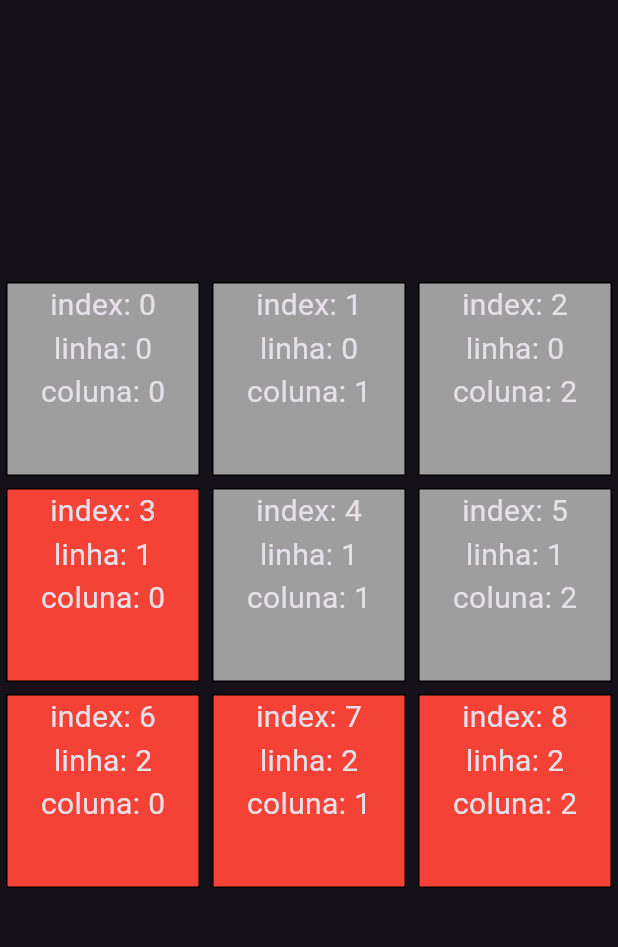
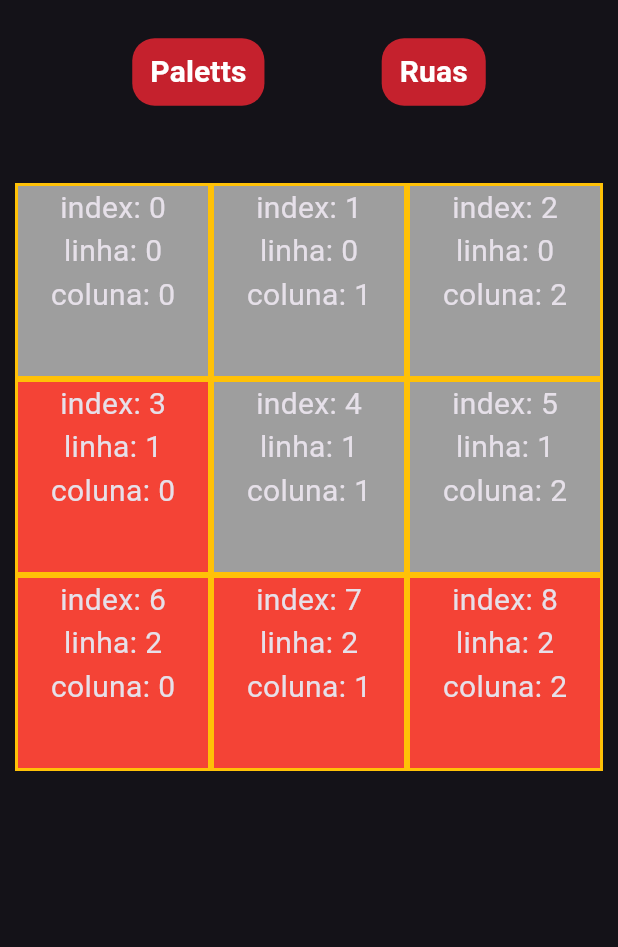
Before and after one commit to pablo-sa10/Pallet, a Flutter app: the screen it shows after launch, on a phone screen of 412 x 824 dp, the part 63-1010 px from its top. Run offline on Flutter 3.47's test engine with Material 3 defaults, Android fonts, the phone set to English and light mode, and no system bars.

Commit message:
fiz alternancia de botoes pra escolher entre pallets e ruas

```diff
--- a/pallets/lib/Home.dart
+++ b/pallets/lib/Home.dart
@@ -1,7 +1,8 @@
 import 'package:flutter/material.dart';
+import 'package:pallets/components/botoes.dart';
+import 'package:pallets/components/portas.dart';
 
 class Home extends StatefulWidget {
-
   const Home({super.key});
 
   @override
@@ -9,12 +10,13 @@ class Home extends StatefulWidget {
 }
 
 class _HomeState extends State<Home> {
-  final List<List<int>> posicoes = [
-    [2, 1],
-    [2, 2],
-    [2, 0],
-    [1, 0],
-  ];
+  int porta = 1;
+
+  void mudarPorta(int portaSelecionada) {
+    setState(() {
+      porta = portaSelecionada;
+    });
+  }
 
   @override
   Widget build(BuildContext context) {
@@ -24,49 +26,14 @@ class _HomeState extends State<Home> {
         centerTitle: true,
       ),
       body: Padding(
-        padding: const EdgeInsets.only(top: 170),
-        child: GridView.builder(
-          gridDelegate: const SliverGridDelegateWithFixedCrossAxisCount(
-            crossAxisCount: 3,
-          ),
-          itemCount: 9,
-          itemBuilder: (context, index) {
-            int row = index ~/3;
-            int col = index % 3;
-            bool isFilled = posicoes.any(
-                (pos) => pos[0] == row && pos[1] == col
-            );
-            return PosicaoPalletsPreenchidas(row: row, col: col, isFilled: isFilled, index: index, space: 1,);
-          },
-        ),
-      ),
-    );
-  }
-}
-
-class PosicaoPalletsPreenchidas extends StatelessWidget {
-  final int row;
-  final int col;
-  final int space;
-  final int index;
-  final bool isFilled;
-
-  const PosicaoPalletsPreenchidas({super.key, required this.row, required this.col, required this.isFilled, required this.index, required this.space});
-
-  @override
-  Widget build(BuildContext context) {
-    return Container(
-      margin: const EdgeInsets.all(4),
-      decoration: BoxDecoration(
-        color: isFilled? Colors.red : Colors.grey,
-        border: Border.all(color: Colors.black)
-      ),
-      child: Center(
+        padding: const EdgeInsets.all(10.0),
         child: Column(
           children: [
-            Text('index: $index', style: const TextStyle(fontSize: 20)),
-            Text('linha: $row', style: const TextStyle(fontSize: 20)),
-            Text('coluna: $col', style: const TextStyle(fontSize: 20)),
+            Botoes(BotaoPressionado: mudarPorta),
+            const SizedBox(
+              height: 50,
+            ),
+            Portas(portaSelecionada: porta),
           ],
         ),
       ),
--- /dev/null
+++ b/pallets/lib/components/botoes.dart
@@ -0,0 +1,47 @@
+import 'package:flutter/material.dart';
+
+class Botoes extends StatelessWidget {
+  final Function(int) BotaoPressionado;
+  const Botoes({super.key, required this.BotaoPressionado});
+
+  @override
+  Widget build(BuildContext context) {
+    return Row(
+      mainAxisAlignment: MainAxisAlignment.spaceEvenly,
+      children: [
+        TextButton(
+          onPressed: () => BotaoPressionado(1),
+          style: TextButton.styleFrom(
+            backgroundColor: const Color(0xFFc5212d),
+            shape: RoundedRectangleBorder(
+              borderRadius: BorderRadius.circular(15),
+            ),
+          ),
+          child: const Text(
+            "Paletts",
+            style: TextStyle(
+                fontWeight: FontWeight.bold,
+                fontSize: 20,
+                color: Colors.white),
+          ),
+        ),
+        TextButton(
+          onPressed: () => BotaoPressionado(2),
+          style: TextButton.styleFrom(
+            backgroundColor: const Color(0xFFc5212d),
+            shape: RoundedRectangleBorder(
+              borderRadius: BorderRadius.circular(15),
+            ),
+          ),
+          child: const Text(
+            "Ruas",
+            style: TextStyle(
+                fontWeight: FontWeight.bold,
+                fontSize: 20,
+                color: Colors.white),
+          ),
+        ),
+      ],
+    );
+  }
+}
--- /dev/null
+++ b/pallets/lib/components/portas.dart
@@ -0,0 +1,84 @@
+import 'package:flutter/material.dart';
+
+class Portas extends StatefulWidget {
+  final int portaSelecionada;
+
+  const Portas({super.key, required this.portaSelecionada});
+
+  @override
+  State<Portas> createState() => _PortasState();
+}
+
+class _PortasState extends State<Portas> {
+  final List<List<int>> posicoes = [
+    [2, 1],
+    [2, 2],
+    [2, 0],
+    [1, 0],
+  ];
+
+  @override
+  Widget build(BuildContext context) {
+    return Expanded(child: getPorta(widget.portaSelecionada));
+  }
+
+  Widget getPorta(int porta) {
+    switch (porta) {
+      case 1:
+        return GridView.builder(
+          gridDelegate: const SliverGridDelegateWithFixedCrossAxisCount(
+            crossAxisCount: 3,
+          ),
+          itemCount: 9,
+          itemBuilder: (context, index) {
+            int row = index ~/ 3;
+            int col = index % 3;
+            bool isFilled =
+            posicoes.any((pos) => pos[0] == row && pos[1] == col);
+            return PosicaoPalletsPreenchidas(
+              row: row,
+              col: col,
+              isFilled: isFilled,
+              index: index,
+              space: 1,
+            );
+          },
+        );
+      default:
+        return const Text("Selcione alguma coisa");
+    }
+  }
+}
+
+class PosicaoPalletsPreenchidas extends StatelessWidget {
+  final int row;
+  final int col;
+  final int space;
+  final int index;
+  final bool isFilled;
+
+  const PosicaoPalletsPreenchidas({super.key,
+    required this.row,
+    required this.col,
+    required this.isFilled,
+    required this.index,
+    required this.space});
+
+  @override
+  Widget build(BuildContext context) {
+    return Container(
+      decoration: BoxDecoration(
+          color: isFilled ? Colors.red : Colors.grey,
+          border: Border.all(color: Colors.amber, width: 2)),
+      child: Center(
+        child: Column(
+          children: [
+            Text('index: $index', style: const TextStyle(fontSize: 20)),
+            Text('linha: $row', style: const TextStyle(fontSize: 20)),
+            Text('coluna: $col', style: const TextStyle(fontSize: 20)),
+          ],
+        ),
+      ),
+    );
+  }
+}
```
